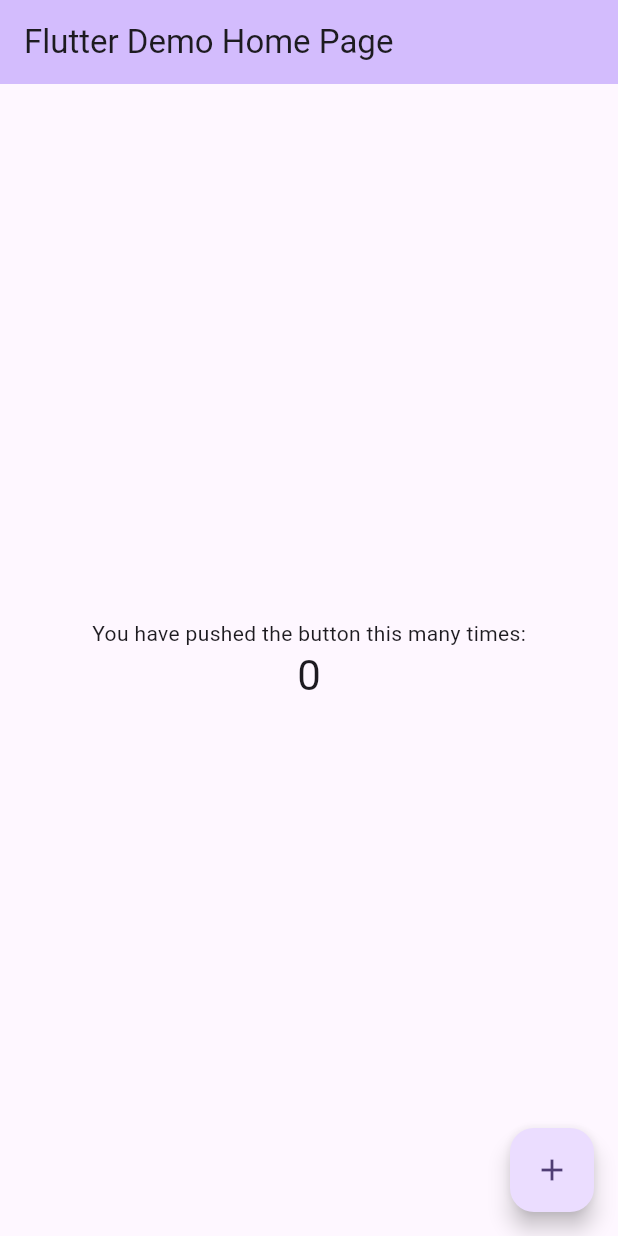
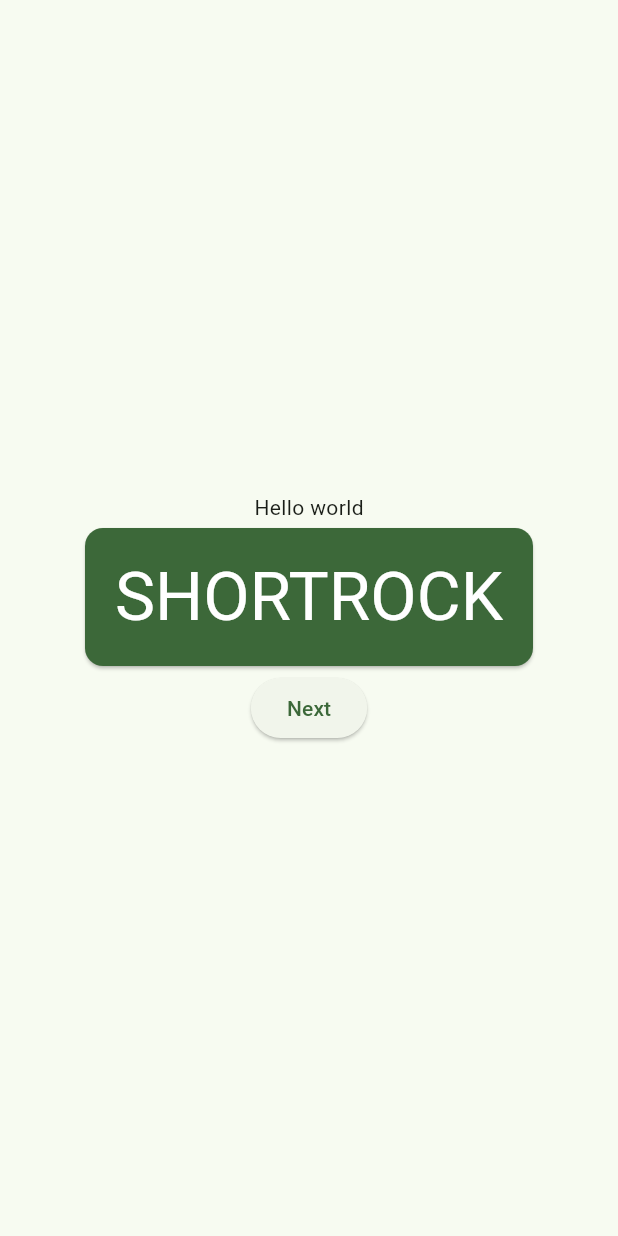
Before and after one commit to benymng/fairshare, a Flutter app: the screen it shows after launch, on a phone screen of 412 x 824 dp. Run offline on Flutter 3.47's test engine with Material 2 defaults, Android fonts, the light colour scheme and no system bars.

Commit message:
Test button created

```diff
--- a/analysis_options.yaml
+++ b/analysis_options.yaml
@@ -1,28 +1,10 @@
-# This file configures the analyzer, which statically analyzes Dart code to
-# check for errors, warnings, and lints.
-#
-# The issues identified by the analyzer are surfaced in the UI of Dart-enabled
-# IDEs (https://dart.dev/tools#ides-and-editors). The analyzer can also be
-# invoked from the command line by running `flutter analyze`.
-
-# The following line activates a set of recommended lints for Flutter apps,
-# packages, and plugins designed to encourage good coding practices.
 include: package:flutter_lints/flutter.yaml
 
 linter:
-  # The lint rules applied to this project can be customized in the
-  # section below to disable rules from the `package:flutter_lints/flutter.yaml`
-  # included above or to enable additional rules. A list of all available lints
-  # and their documentation is published at https://dart.dev/lints.
-  #
-  # Instead of disabling a lint rule for the entire project in the
-  # section below, it can also be suppressed for a single line of code
-  # or a specific dart file by using the `// ignore: name_of_lint` and
-  # `// ignore_for_file: name_of_lint` syntax on the line or in the file
-  # producing the lint.
   rules:
-    # avoid_print: false  # Uncomment to disable the `avoid_print` rule
-    # prefer_single_quotes: true  # Uncomment to enable the `prefer_single_quotes` rule
-
-# Additional information about this file can be found at
-# https://dart.dev/guides/language/analysis-options
+    prefer_const_constructors: false
+    prefer_final_fields: false
+    use_key_in_widget_constructors: false
+    prefer_const_literals_to_create_immutables: false
+    prefer_const_constructors_in_immutables: false
+    avoid_print: false
--- a/lib/main.dart
+++ b/lib/main.dart
@@ -1,125 +1,84 @@
+import 'package:english_words/english_words.dart';
 import 'package:flutter/material.dart';
+import 'package:provider/provider.dart';
 
 void main() {
-  runApp(const MyApp());
+  runApp(MyApp());
 }
 
 class MyApp extends StatelessWidget {
   const MyApp({super.key});
 
-  // This widget is the root of your application.
   @override
   Widget build(BuildContext context) {
-    return MaterialApp(
-      title: 'Flutter Demo',
-      theme: ThemeData(
-        // This is the theme of your application.
-        //
-        // TRY THIS: Try running your application with "flutter run". You'll see
-        // the application has a blue toolbar. Then, without quitting the app,
-        // try changing the seedColor in the colorScheme below to Colors.green
-        // and then invoke "hot reload" (save your changes or press the "hot
-        // reload" button in a Flutter-supported IDE, or press "r" if you used
-        // the command line to start the app).
-        //
-        // Notice that the counter didn't reset back to zero; the application
-        // state is not lost during the reload. To reset the state, use hot
-        // restart instead.
-        //
-        // This works for code too, not just values: Most code changes can be
-        // tested with just a hot reload.
-        colorScheme: ColorScheme.fromSeed(seedColor: Colors.deepPurple),
-        useMaterial3: true,
+    return ChangeNotifierProvider(
+      create: (context) => MyAppState(),
+      child: MaterialApp(
+        title: 'Fairshare',
+        theme: ThemeData(
+          useMaterial3: true,
+          colorScheme: ColorScheme.fromSeed(seedColor: Color.fromARGB(255, 0, 255, 72)),
+        ),
+        home: MyHomePage(),
       ),
-      home: const MyHomePage(title: 'Flutter Demo Home Page'),
     );
   }
 }
 
-class MyHomePage extends StatefulWidget {
-  const MyHomePage({super.key, required this.title});
+class MyAppState extends ChangeNotifier {
+  var current = WordPair.random();
 
-  // This widget is the home page of your application. It is stateful, meaning
-  // that it has a State object (defined below) that contains fields that affect
-  // how it looks.
-
-  // This class is the configuration for the state. It holds the values (in this
-  // case the title) provided by the parent (in this case the App widget) and
-  // used by the build method of the State. Fields in a Widget subclass are
-  // always marked "final".
-
-  final String title;
-
-  @override
-  State<MyHomePage> createState() => _MyHomePageState();
+  void getNext(){
+    current = WordPair.random();
+    notifyListeners();
+  }
 }
 
-class _MyHomePageState extends State<MyHomePage> {
-  int _counter = 0;
-
-  void _incrementCounter() {
-    setState(() {
-      // This call to setState tells the Flutter framework that something has
-      // changed in this State, which causes it to rerun the build method below
-      // so that the display can reflect the updated values. If we changed
-      // _counter without calling setState(), then the build method would not be
-      // called again, and so nothing would appear to happen.
-      _counter++;
-    });
-  }
-
+class MyHomePage extends StatelessWidget {
   @override
   Widget build(BuildContext context) {
-    // This method is rerun every time setState is called, for instance as done
-    // by the _incrementCounter method above.
-    //
-    // The Flutter framework has been optimized to make rerunning build methods
-    // fast, so that you can just rebuild anything that needs updating rather
-    // than having to individually change instances of widgets.
+    var appState = context.watch<MyAppState>();
+
     return Scaffold(
-      appBar: AppBar(
-        // TRY THIS: Try changing the color here to a specific color (to
-        // Colors.amber, perhaps?) and trigger a hot reload to see the AppBar
-        // change color while the other colors stay the same.
-        backgroundColor: Theme.of(context).colorScheme.inversePrimary,
-        // Here we take the value from the MyHomePage object that was created by
-        // the App.build method, and use it to set our appbar title.
-        title: Text(widget.title),
-      ),
       body: Center(
-        // Center is a layout widget. It takes a single child and positions it
-        // in the middle of the parent.
         child: Column(
-          // Column is also a layout widget. It takes a list of children and
-          // arranges them vertically. By default, it sizes itself to fit its
-          // children horizontally, and tries to be as tall as its parent.
-          //
-          // Column has various properties to control how it sizes itself and
-          // how it positions its children. Here we use mainAxisAlignment to
-          // center the children vertically; the main axis here is the vertical
-          // axis because Columns are vertical (the cross axis would be
-          // horizontal).
-          //
-          // TRY THIS: Invoke "debug painting" (choose the "Toggle Debug Paint"
-          // action in the IDE, or press "p" in the console), to see the
-          // wireframe for each widget.
           mainAxisAlignment: MainAxisAlignment.center,
-          children: <Widget>[
-            const Text(
-              'You have pushed the button this many times:',
-            ),
-            Text(
-              '$_counter',
-              style: Theme.of(context).textTheme.headlineMedium,
+          children: [
+            Text('Hello world'),
+            TestWidget(appState: appState),
+            ElevatedButton(
+              onPressed: () {
+                appState.getNext();
+              },
+              child: Text('Next'),
             ),
           ],
         ),
       ),
-      floatingActionButton: FloatingActionButton(
-        onPressed: _incrementCounter,
-        tooltip: 'Increment',
-        child: const Icon(Icons.add),
-      ), // This trailing comma makes auto-formatting nicer for build methods.
     );
   }
 }
+
+class TestWidget extends StatelessWidget {
+  const TestWidget({
+    super.key,
+    required this.appState,
+  });
+
+  final MyAppState appState;
+
+  @override
+  Widget build(BuildContext context) {
+    final theme = Theme.of(context);
+    final style = theme.textTheme.displayMedium!.copyWith(
+      color: theme.colorScheme.onPrimary,
+    );
+    return Card(
+      color: theme.colorScheme.primary,
+      child: Padding(
+        padding: const EdgeInsets.all(20.0),
+        child: Text(appState.current.asUpperCase, style: style),
+      ),
+    );
+  }
+}
```
Also changed, not shown: pubspec.yaml (+5 -70 lines), pubspec.lock, 227 other files.
